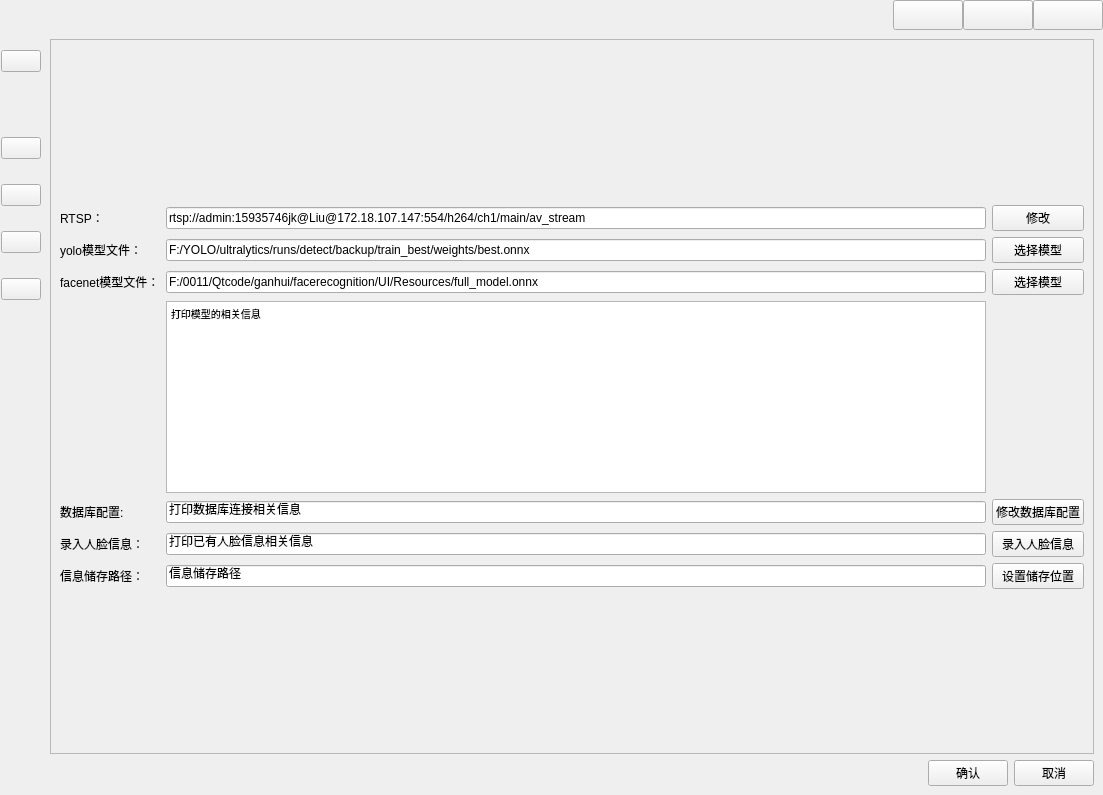
Old version of the form UI/mainwindow.ui in the repository SweerItTer/facerecognition.
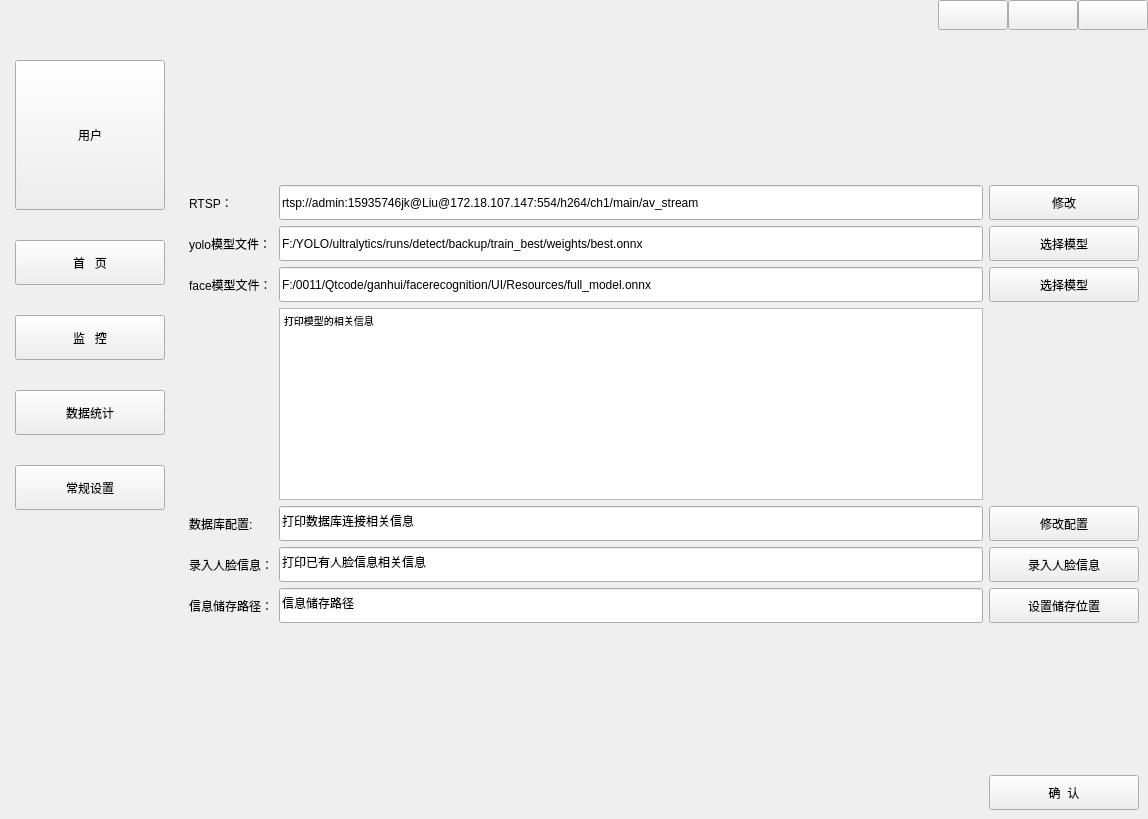
New version of the form. Icons and pictures are not drawn. Custom widgets are drawn as their Qt base class.

Commit message: 修改UI

What changed in the file:
```diff
--- a/UI/mainwindow.ui
+++ b/UI/mainwindow.ui
@@ -6,8 +6,8 @@
    <rect>
     <x>0</x>
     <y>0</y>
-    <width>1103</width>
-    <height>795</height>
+    <width>1148</width>
+    <height>819</height>
    </rect>
   </property>
   <property name="windowTitle">
@@ -22,7 +22,7 @@
   <widget class="QWidget" name="centralwidget">
    <layout class="QGridLayout" name="gridLayout">
     <property name="leftMargin">
-     <number>1</number>
+     <number>0</number>
     </property>
     <property name="topMargin">
      <number>0</number>
@@ -36,7 +36,7 @@
     <property name="spacing">
      <number>0</number>
     </property>
-    <item row="1" column="3">
+    <item row="1" column="1">
      <widget class="QStackedWidget" name="stackedWidget">
       <property name="styleSheet">
        <string notr="true"/>
@@ -496,7 +496,7 @@
          <widget class="QLabel" name="lb_cameramessage">
           <property name="minimumSize">
            <size>
-            <width>100</width>
+            <width>200</width>
             <height>0</height>
            </size>
           </property>
@@ -519,7 +519,13 @@
           <property name="minimumSize">
            <size>
             <width>600</width>
-            <height>600</height>
+            <height>0</height>
+           </size>
+          </property>
+          <property name="maximumSize">
+           <size>
+            <width>800</width>
+            <height>16777215</height>
            </size>
           </property>
           <property name="styleSheet">
@@ -576,135 +582,134 @@
        </layout>
       </widget>
       <widget class="QWidget" name="page_4">
-       <layout class="QGridLayout" name="gridLayout_16">
-        <item row="1" column="1">
-         <spacer name="horizontalSpacer_6">
-          <property name="orientation">
-           <enum>Qt::Horizontal</enum>
-          </property>
-          <property name="sizeHint" stdset="0">
-           <size>
-            <width>832</width>
-            <height>20</height>
-           </size>
-          </property>
-         </spacer>
-        </item>
-        <item row="1" column="2">
-         <layout class="QHBoxLayout" name="horizontalLayout">
-          <item>
-           <widget class="QPushButton" name="but_sure">
-            <property name="text">
-             <string>确认</string>
-            </property>
-           </widget>
-          </item>
-          <item>
-           <widget class="QPushButton" name="but_cancel">
-            <property name="text">
-             <string>取消</string>
-            </property>
-           </widget>
-          </item>
-         </layout>
-        </item>
-        <item row="0" column="0" colspan="3">
-         <widget class="QScrollArea" name="scrollArea">
-          <property name="widgetResizable">
-           <bool>true</bool>
-          </property>
-          <widget class="QWidget" name="scrollAreaWidgetContents">
-           <property name="geometry">
-            <rect>
-             <x>0</x>
-             <y>0</y>
-             <width>1040</width>
-             <height>714</height>
-            </rect>
-           </property>
            <layout class="QGridLayout" name="gridLayout_4">
-            <item row="0" column="0">
-             <spacer name="verticalSpacer_6">
-              <property name="orientation">
-               <enum>Qt::Vertical</enum>
-              </property>
-              <property name="sizeHint" stdset="0">
+        <property name="leftMargin">
+         <number>9</number>
+        </property>
+        <item row="5" column="1">
+         <widget class="QLineEdit" name="le_storagefile">
+          <property name="minimumSize">
                <size>
-                <width>20</width>
-                <height>40</height>
-               </size>
-              </property>
-             </spacer>
-            </item>
-            <item row="1" column="0">
-             <widget class="QLabel" name="lb_rtsp">
+            <width>0</width>
+            <height>35</height>
+           </size>
+          </property>
               <property name="text">
-               <string>RTSP：</string>
+           <string>打印数据库连接相关信息</string>
               </property>
              </widget>
             </item>
-            <item row="1" column="1">
-             <widget class="QLineEdit" name="le_rtsp">
+        <item row="6" column="2">
+         <widget class="QPushButton" name="but_enterface">
               <property name="minimumSize">
                <size>
-                <width>700</width>
-                <height>0</height>
+            <width>0</width>
+            <height>35</height>
                </size>
               </property>
               <property name="text">
-               <string>rtsp://admin:15935746jk@Liu@172.18.107.147:554/h264/ch1/main/av_stream</string>
-              </property>
-             </widget>
-            </item>
-            <item row="1" column="2">
-             <widget class="QPushButton" name="but_rtsp">
-              <property name="text">
-               <string>修改</string>
-              </property>
-             </widget>
-            </item>
-            <item row="2" column="0">
-             <widget class="QLabel" name="bl_onnx">
-              <property name="text">
-               <string>yolo模型文件：</string>
-              </property>
-             </widget>
-            </item>
-            <item row="2" column="1">
-             <widget class="QLineEdit" name="le_onnx">
-              <property name="text">
-               <string>F:/YOLO/ultralytics/runs/detect/backup/train_best/weights/best.onnx</string>
-              </property>
-             </widget>
-            </item>
-            <item row="2" column="2">
-             <widget class="QPushButton" name="but_onnx">
-              <property name="text">
-               <string>选择模型</string>
-              </property>
-             </widget>
-            </item>
-            <item row="3" column="0">
-             <widget class="QLabel" name="label_2">
-              <property name="text">
-               <string>facenet模型文件：</string>
+           <string>录入人脸信息</string>
               </property>
              </widget>
             </item>
             <item row="3" column="1">
              <widget class="QLineEdit" name="le_facenetonnx">
+          <property name="minimumSize">
+           <size>
+            <width>0</width>
+            <height>35</height>
+           </size>
+          </property>
               <property name="text">
                <string>F:/0011/Qtcode/ganhui/facerecognition/UI/Resources/full_model.onnx</string>
               </property>
              </widget>
             </item>
+        <item row="7" column="2">
+         <widget class="QPushButton" name="but_message">
+          <property name="minimumSize">
+           <size>
+            <width>150</width>
+            <height>35</height>
+           </size>
+          </property>
+          <property name="text">
+           <string>设置储存位置</string>
+          </property>
+         </widget>
+        </item>
+        <item row="5" column="2">
+         <widget class="QPushButton" name="but_storagefile">
+          <property name="minimumSize">
+           <size>
+            <width>0</width>
+            <height>35</height>
+           </size>
+          </property>
+          <property name="text">
+           <string>修改配置</string>
+          </property>
+         </widget>
+        </item>
+        <item row="6" column="1">
+         <widget class="QLineEdit" name="le_facedata">
+          <property name="minimumSize">
+           <size>
+            <width>0</width>
+            <height>35</height>
+           </size>
+          </property>
+          <property name="text">
+           <string>打印已有人脸信息相关信息</string>
+          </property>
+         </widget>
+        </item>
             <item row="3" column="2">
              <widget class="QPushButton" name="but_facenetonnx">
+          <property name="minimumSize">
+           <size>
+            <width>0</width>
+            <height>35</height>
+           </size>
+          </property>
               <property name="text">
                <string>选择模型</string>
               </property>
              </widget>
             </item>
+        <item row="7" column="0">
+         <widget class="QLabel" name="lb_message">
+          <property name="text">
+           <string>信息储存路径：</string>
+          </property>
+         </widget>
+        </item>
+        <item row="2" column="1">
+         <widget class="QLineEdit" name="le_onnx">
+          <property name="minimumSize">
+           <size>
+            <width>0</width>
+            <height>35</height>
+           </size>
+          </property>
+          <property name="text">
+           <string>F:/YOLO/ultralytics/runs/detect/backup/train_best/weights/best.onnx</string>
+          </property>
+         </widget>
+        </item>
+        <item row="1" column="1">
+         <widget class="QLineEdit" name="le_rtsp">
+          <property name="minimumSize">
+           <size>
+            <width>0</width>
+            <height>35</height>
+           </size>
+          </property>
+          <property name="text">
+           <string>rtsp://admin:15935746jk@Liu@172.18.107.147:554/h264/ch1/main/av_stream</string>
+          </property>
+         </widget>
+        </item>
             <item row="4" column="1">
              <widget class="QTextEdit" name="te_onnxmessage">
               <property name="maximumSize">
@@ -729,20 +734,6 @@
               </property>
              </widget>
             </item>
-            <item row="5" column="1">
-             <widget class="QLineEdit" name="le_storagefile">
-              <property name="text">
-               <string>打印数据库连接相关信息</string>
-              </property>
-             </widget>
-            </item>
-            <item row="5" column="2">
-             <widget class="QPushButton" name="but_storagefile">
-              <property name="text">
-               <string>修改数据库配置</string>
-              </property>
-             </widget>
-            </item>
             <item row="6" column="0">
              <widget class="QLabel" name="lb_enterface">
               <property name="text">
@@ -750,42 +741,80 @@
               </property>
              </widget>
             </item>
-            <item row="6" column="1">
-             <widget class="QLineEdit" name="lineEdit_2">
+        <item row="2" column="2">
+         <widget class="QPushButton" name="but_onnx">
+          <property name="minimumSize">
+           <size>
+            <width>0</width>
+            <height>35</height>
+           </size>
+          </property>
               <property name="text">
-               <string>打印已有人脸信息相关信息</string>
+           <string>选择模型</string>
               </property>
              </widget>
             </item>
-            <item row="6" column="2">
-             <widget class="QPushButton" name="but_enterface">
+        <item row="2" column="0">
+         <widget class="QLabel" name="lb_onnx">
               <property name="text">
-               <string>录入人脸信息</string>
+           <string>yolo模型文件：</string>
               </property>
              </widget>
             </item>
-            <item row="7" column="0">
-             <widget class="QLabel" name="label">
+        <item row="1" column="0">
+         <widget class="QLabel" name="lb_rtsp">
               <property name="text">
-               <string>信息储存路径：</string>
+           <string>RTSP：</string>
+          </property>
+         </widget>
+        </item>
+        <item row="0" column="1">
+         <spacer name="verticalSpacer_6">
+          <property name="orientation">
+           <enum>Qt::Vertical</enum>
+          </property>
+          <property name="sizeHint" stdset="0">
+           <size>
+            <width>20</width>
+            <height>40</height>
+           </size>
+          </property>
+         </spacer>
+        </item>
+        <item row="1" column="2">
+         <widget class="QPushButton" name="but_rtsp">
+          <property name="minimumSize">
+           <size>
+            <width>0</width>
+            <height>35</height>
+           </size>
+          </property>
+          <property name="text">
+           <string>修改</string>
+          </property>
+         </widget>
+        </item>
+        <item row="3" column="0">
+         <widget class="QLabel" name="lb_facenet">
+          <property name="text">
+           <string>face模型文件：</string>
               </property>
              </widget>
             </item>
             <item row="7" column="1">
-             <widget class="QLineEdit" name="lineEdit_3">
+         <widget class="QLineEdit" name="le_message">
+          <property name="minimumSize">
+           <size>
+            <width>0</width>
+            <height>35</height>
+           </size>
+          </property>
               <property name="text">
                <string>信息储存路径</string>
               </property>
              </widget>
             </item>
-            <item row="7" column="2">
-             <widget class="QPushButton" name="pushButton_5">
-              <property name="text">
-               <string>设置储存位置</string>
-              </property>
-             </widget>
-            </item>
-            <item row="8" column="0">
+        <item row="8" column="1">
              <spacer name="verticalSpacer_3">
               <property name="orientation">
                <enum>Qt::Vertical</enum>
@@ -798,15 +827,176 @@
               </property>
              </spacer>
             </item>
+        <item row="9" column="2">
+         <widget class="QPushButton" name="but_sure">
+          <property name="minimumSize">
+           <size>
+            <width>0</width>
+            <height>35</height>
+           </size>
+          </property>
+          <property name="text">
+           <string>确  认</string>
+          </property>
+         </widget>
+        </item>
            </layout>
           </widget>
          </widget>
         </item>
-       </layout>
-      </widget>
-     </widget>
-    </item>
-    <item row="0" column="1" colspan="3">
+    <item row="1" column="0">
+     <widget class="QWidget" name="widget" native="true">
+      <property name="maximumSize">
+       <size>
+        <width>16777215</width>
+        <height>16777215</height>
+       </size>
+      </property>
+      <property name="styleSheet">
+       <string notr="true"/>
+      </property>
+      <layout class="QGridLayout" name="gridLayout_2">
+       <property name="leftMargin">
+        <number>15</number>
+       </property>
+       <property name="topMargin">
+        <number>30</number>
+       </property>
+       <property name="rightMargin">
+        <number>15</number>
+       </property>
+       <property name="bottomMargin">
+        <number>15</number>
+       </property>
+       <property name="horizontalSpacing">
+        <number>0</number>
+       </property>
+       <property name="verticalSpacing">
+        <number>30</number>
+       </property>
+       <item row="4" column="0">
+        <widget class="QPushButton" name="but_set">
+         <property name="minimumSize">
+          <size>
+           <width>0</width>
+           <height>45</height>
+          </size>
+         </property>
+         <property name="text">
+          <string>常规设置</string>
+         </property>
+         <property name="iconSize">
+          <size>
+           <width>30</width>
+           <height>30</height>
+          </size>
+         </property>
+        </widget>
+       </item>
+       <item row="1" column="0">
+        <widget class="QPushButton" name="but_home">
+         <property name="minimumSize">
+          <size>
+           <width>0</width>
+           <height>45</height>
+          </size>
+         </property>
+         <property name="text">
+          <string>首   页</string>
+         </property>
+         <property name="iconSize">
+          <size>
+           <width>30</width>
+           <height>30</height>
+          </size>
+         </property>
+        </widget>
+       </item>
+       <item row="0" column="0">
+        <widget class="QToolButton" name="but_user">
+         <property name="minimumSize">
+          <size>
+           <width>150</width>
+           <height>150</height>
+          </size>
+         </property>
+         <property name="styleSheet">
+          <string notr="true"/>
+         </property>
+         <property name="text">
+          <string>用户</string>
+         </property>
+         <property name="iconSize">
+          <size>
+           <width>80</width>
+           <height>80</height>
+          </size>
+         </property>
+        </widget>
+       </item>
+       <item row="3" column="0">
+        <widget class="QPushButton" name="but_data">
+         <property name="minimumSize">
+          <size>
+           <width>0</width>
+           <height>45</height>
+          </size>
+         </property>
+         <property name="text">
+          <string>数据统计</string>
+         </property>
+         <property name="icon">
+          <iconset>
+           <normaloff>:/data.png</normaloff>:/data.png</iconset>
+         </property>
+         <property name="iconSize">
+          <size>
+           <width>30</width>
+           <height>30</height>
+          </size>
+         </property>
+        </widget>
+       </item>
+       <item row="2" column="0">
+        <widget class="QPushButton" name="but_camera">
+         <property name="minimumSize">
+          <size>
+           <width>0</width>
+           <height>45</height>
+          </size>
+         </property>
+         <property name="text">
+          <string>监   控</string>
+         </property>
+         <property name="icon">
+          <iconset>
+           <normaloff>:/camare.png</normaloff>:/camare.png</iconset>
+         </property>
+         <property name="iconSize">
+          <size>
+           <width>30</width>
+           <height>30</height>
+          </size>
+         </property>
+        </widget>
+       </item>
+       <item row="5" column="0">
+        <spacer name="verticalSpacer">
+         <property name="orientation">
+          <enum>Qt::Vertical</enum>
+         </property>
+         <property name="sizeHint" stdset="0">
+          <size>
+           <width>20</width>
+           <height>40</height>
+          </size>
+         </property>
+        </spacer>
+       </item>
+      </layout>
+     </widget>
+    </item>
+    <item row="0" column="0" colspan="2">
      <widget class="QWidget" name="widget_2" native="true">
       <property name="minimumSize">
        <size>
@@ -839,29 +1029,6 @@
        <property name="spacing">
         <number>0</number>
        </property>
-       <item row="1" column="6">
-        <widget class="QPushButton" name="but_off">
-         <property name="minimumSize">
-          <size>
-           <width>70</width>
-           <height>30</height>
-          </size>
-         </property>
-         <property name="maximumSize">
-          <size>
-           <width>70</width>
-           <height>30</height>
-          </size>
-         </property>
-         <property name="text">
-          <string/>
-         </property>
-         <property name="icon">
-          <iconset>
-           <normaloff>:/off.png</normaloff>:/off.png</iconset>
-         </property>
-        </widget>
-       </item>
        <item row="1" column="5">
         <widget class="QPushButton" name="but_max">
          <property name="minimumSize">
@@ -892,8 +1059,8 @@
          </property>
          <property name="sizeHint" stdset="0">
           <size>
-           <width>40</width>
-           <height>20</height>
+           <width>872</width>
+           <height>27</height>
           </size>
          </property>
         </spacer>
@@ -921,159 +1088,26 @@
          </property>
         </widget>
        </item>
-      </layout>
-     </widget>
-    </item>
-    <item row="1" column="1" rowspan="2">
-     <widget class="QWidget" name="widget" native="true">
-      <property name="maximumSize">
-       <size>
-        <width>60</width>
-        <height>16777215</height>
-       </size>
-      </property>
-      <property name="styleSheet">
-       <string notr="true"/>
-      </property>
-      <layout class="QGridLayout" name="gridLayout_2">
-       <property name="leftMargin">
-        <number>0</number>
-       </property>
-       <property name="topMargin">
-        <number>20</number>
-       </property>
-       <property name="rightMargin">
-        <number>0</number>
-       </property>
-       <property name="bottomMargin">
-        <number>0</number>
-       </property>
-       <property name="horizontalSpacing">
-        <number>0</number>
-       </property>
-       <property name="verticalSpacing">
-        <number>25</number>
-       </property>
-       <item row="1" column="0">
-        <spacer name="verticalSpacer_2">
-         <property name="orientation">
-          <enum>Qt::Vertical</enum>
-         </property>
-         <property name="sizeType">
-          <enum>QSizePolicy::Minimum</enum>
-         </property>
-         <property name="sizeHint" stdset="0">
-          <size>
-           <width>20</width>
-           <height>40</height>
-          </size>
-         </property>
-        </spacer>
-       </item>
-       <item row="6" column="0">
-        <spacer name="verticalSpacer">
-         <property name="orientation">
-          <enum>Qt::Vertical</enum>
-         </property>
-         <property name="sizeHint" stdset="0">
-          <size>
-           <width>20</width>
-           <height>40</height>
-          </size>
-         </property>
-        </spacer>
-       </item>
-       <item row="0" column="0">
-        <widget class="QPushButton" name="but_user">
-         <property name="styleSheet">
-          <string notr="true"/>
-         </property>
-         <property name="text">
-          <string/>
-         </property>
-         <property name="icon">
-          <iconset>
-           <normaloff>:/user.png</normaloff>:/user.png</iconset>
-         </property>
-         <property name="iconSize">
-          <size>
-           <width>30</width>
-           <height>30</height>
-          </size>
-         </property>
-        </widget>
-       </item>
-       <item row="2" column="0">
-        <widget class="QPushButton" name="but_home">
+       <item row="1" column="6">
+        <widget class="QPushButton" name="but_off">
          <property name="minimumSize">
           <size>
-           <width>0</width>
-           <height>0</height>
-          </size>
-         </property>
-         <property name="text">
-          <string/>
-         </property>
-         <property name="icon">
-          <iconset>
-           <normaloff>:/home.png</normaloff>:/home.png</iconset>
-         </property>
-         <property name="iconSize">
-          <size>
-           <width>30</width>
+           <width>70</width>
            <height>30</height>
           </size>
          </property>
-        </widget>
-       </item>
-       <item row="3" column="0">
-        <widget class="QPushButton" name="but_camera">
-         <property name="text">
-          <string/>
-         </property>
-         <property name="icon">
-          <iconset>
-           <normaloff>:/camare.png</normaloff>:/camare.png</iconset>
-         </property>
-         <property name="iconSize">
+         <property name="maximumSize">
           <size>
-           <width>30</width>
+           <width>70</width>
            <height>30</height>
           </size>
          </property>
-        </widget>
-       </item>
-       <item row="4" column="0">
-        <widget class="QPushButton" name="but_data">
          <property name="text">
           <string/>
          </property>
          <property name="icon">
           <iconset>
-           <normaloff>:/data.png</normaloff>:/data.png</iconset>
-         </property>
-         <property name="iconSize">
-          <size>
-           <width>30</width>
-           <height>30</height>
-          </size>
-         </property>
-        </widget>
-       </item>
-       <item row="5" column="0">
-        <widget class="QPushButton" name="but_set">
-         <property name="text">
-          <string/>
-         </property>
-         <property name="icon">
-          <iconset>
-           <normaloff>:/set.png</normaloff>:/set.png</iconset>
-         </property>
-         <property name="iconSize">
-          <size>
-           <width>30</width>
-           <height>30</height>
-          </size>
+           <normaloff>:/off.png</normaloff>:/off.png</iconset>
          </property>
         </widget>
        </item>
```
Lines whose indentation alone changed are shown as unchanged. The commit also changes 23 other files.
